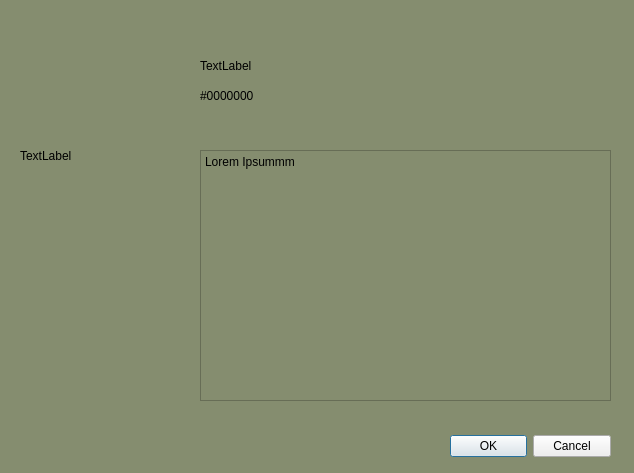
The window that LibraryApp/bookmodal.ui (peterjmen/106.2_library_system) describes before a commit, drawn with Qt 5.
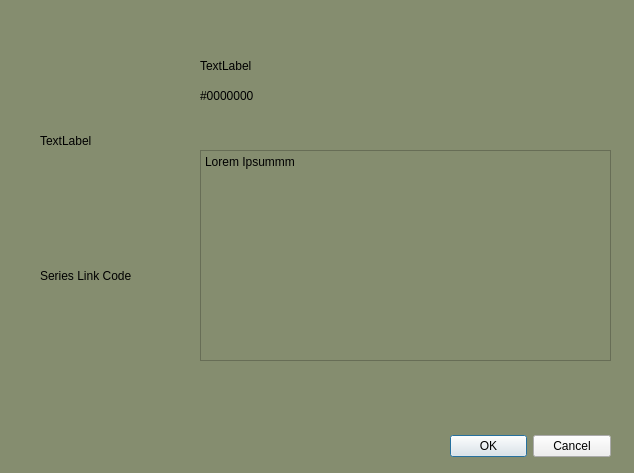
The same window after the commit.

What changed in the file:
```diff
--- a/LibraryApp/bookmodal.ui
+++ b/LibraryApp/bookmodal.ui
@@ -44,10 +44,10 @@
    <widget class="QWidget" name="verticalLayoutWidget">
     <property name="geometry">
      <rect>
-      <x>20</x>
+      <x>40</x>
       <y>50</y>
-      <width>171</width>
-      <height>211</height>
+      <width>111</width>
+      <height>181</height>
      </rect>
     </property>
     <layout class="QVBoxLayout" name="verticalLayout">
@@ -100,7 +100,7 @@
       <x>200</x>
       <y>150</y>
       <width>411</width>
-      <height>251</height>
+      <height>211</height>
      </rect>
     </property>
     <property name="html">
@@ -112,6 +112,19 @@
 &lt;p style=&quot; margin-top:0px; margin-bottom:0px; margin-left:0px; margin-right:0px; -qt-block-indent:0; text-indent:0px;&quot;&gt;Lorem Ipsummm&lt;/p&gt;&lt;/body&gt;&lt;/html&gt;</string>
     </property>
    </widget>
+   <widget class="QLabel" name="SeriesLinkCode">
+    <property name="geometry">
+     <rect>
+      <x>40</x>
+      <y>250</y>
+      <width>111</width>
+      <height>51</height>
+     </rect>
+    </property>
+    <property name="text">
+     <string>Series Link Code</string>
+    </property>
+   </widget>
   </widget>
   <zorder>widget</zorder>
   <zorder>buttonBox</zorder>
```
